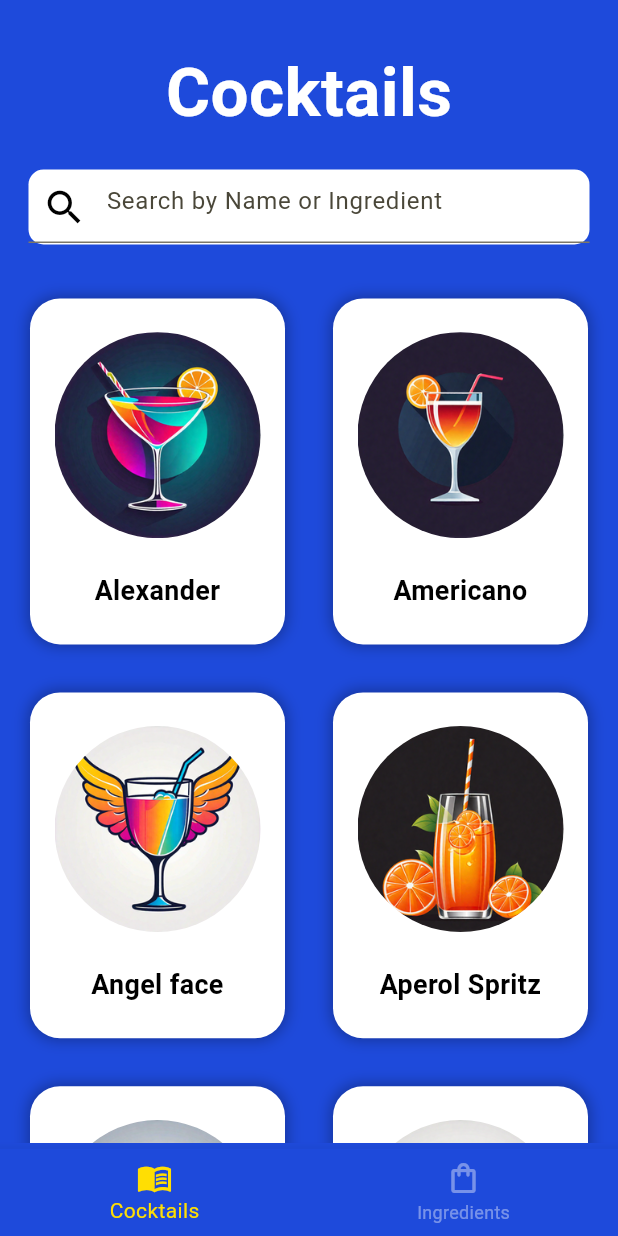
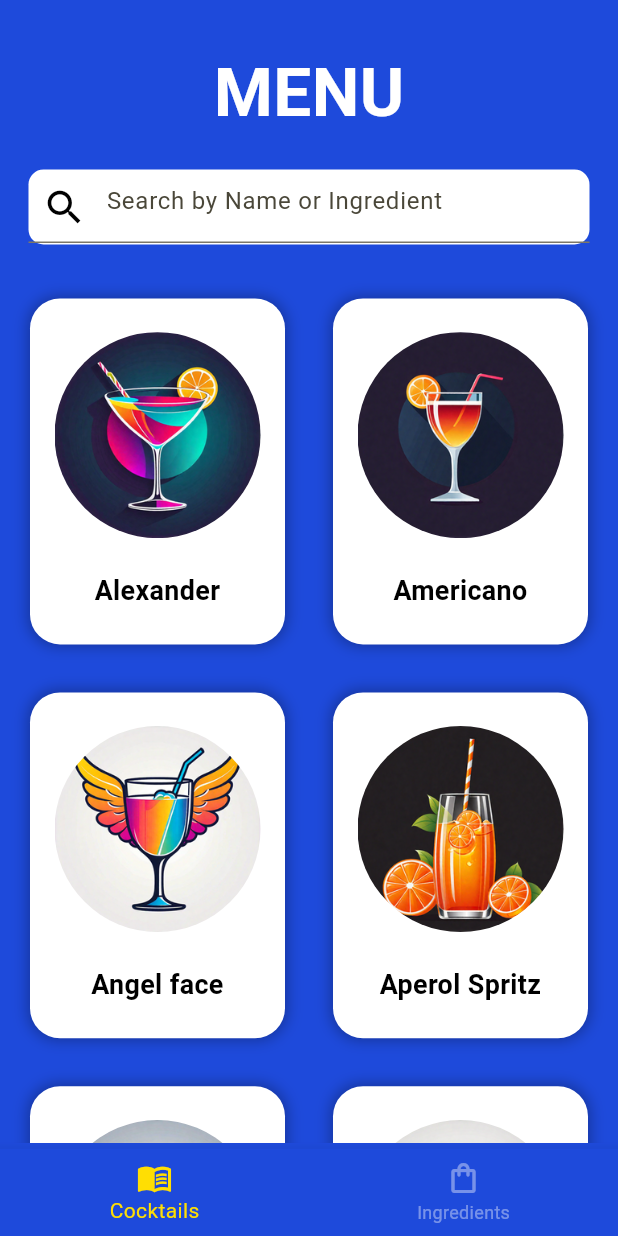
Before and after one commit to OGreenwood672/CocktailApp, a Flutter app: the screen it shows after launch, on a phone screen of 412 x 824 dp. Run offline on Flutter 3.47's test engine with Material 3 defaults, Android fonts, the phone set to English and light mode, and no system bars; our stand-ins replace firebase_core; accounts and stored records are empty; Roboto replaces fonts that are missing (Shackle).

Commit message:
More bug fixes

```diff
--- a/lib/cocktail_display_list.dart
+++ b/lib/cocktail_display_list.dart
@@ -1,3 +1,5 @@
+
+import 'dart:math';
 
 import 'package:the_bartender/colour_scheme.dart';
 import 'package:the_bartender/data_handling.dart';
@@ -30,6 +32,7 @@
     late List<dynamic> results = [];
     int premiumCount = 0;
     TextEditingController _controller = TextEditingController();
+    bool searching = false;
 
     @override
     void dispose() {
@@ -44,7 +47,7 @@
             child: Align(
                 alignment: Alignment.center,
                 child: Text(
-                    "Cocktails",
+                    "MENU",
                     style: TextStyle(
                         fontWeight: FontWeight.bold,
                         fontSize: 45.0,
@@ -143,10 +146,6 @@
             if (cocktailInfo["premium"] && !hasPremium) {
                 premiumCount++;
             } else {
-                // if (res.isEmpty) {
-                //     res.add(cocktailInfo);
-                //     continue;
-                // }
                 int resIndex = 0;
                 bool found = false;
                 for (Map<String, dynamic> cocktail in res) {
@@ -167,6 +166,7 @@
     void onSearch(String query) {
         if (query == "") {
             setState(() {
+                searching = false;
                 results = getDefaultCocktails();
             });
         } else {
@@ -197,7 +197,9 @@
                     }
                 }
             }
-            setState(() {});
+            setState(() {
+                searching = true;
+            });
         }
     }
 
@@ -248,7 +250,7 @@
                             )
                         )),
 
-                        if (results.length < 10)
+                        if (results.length < 10 && !searching)
                             Center(child: Text(
                             "Cocktails you can almost make",
                             textAlign: TextAlign.center,
@@ -258,12 +260,11 @@
                                 fontWeight: FontWeight.bold,
                             )
                         )),
-                        if (results.length < 10)
-                        itemList(getCocktailsByName(getMissingCocktails(10 - results.length)), true),
+                        if (results.length < 10 && !searching)
+                        itemList(getCocktailsByName(getMissingCocktails(max(10 - results.length, 6))), true),
 
                         if (premiumCount > 0)
                         Center(child: Text(
-                            // "$premiumCount more cocktails were found with premium",
                             "More found with premium",
                             textAlign: TextAlign.center,
                             style: TextStyle(
--- a/lib/data_handling.dart
+++ b/lib/data_handling.dart
@@ -27,6 +27,12 @@
 
 bool getIngredientMap(String key) {
     return ingredientMap[key] != null && ingredientMap[key]!;
+}
+
+List<String> getMainIngredientKeys() {
+
+    return ingredients.map((ingredient) => ingredient["name"].toString()).toList();
+
 }
 
 List<Map<String, dynamic>> copyTree(List<Map<String, dynamic>> originalTree) {
--- a/pubspec.yaml
+++ b/pubspec.yaml
@@ -3,7 +3,7 @@
 
 publish_to: 'none' # Remove this line if you wish to publish to pub.dev
 
-version: 1.0.0+7
+version: 1.0.2+9
 
 environment:
   sdk: ^3.1.1
```
Also changed, not shown: lib/ingredients_page.dart (+14 -5 lines).
